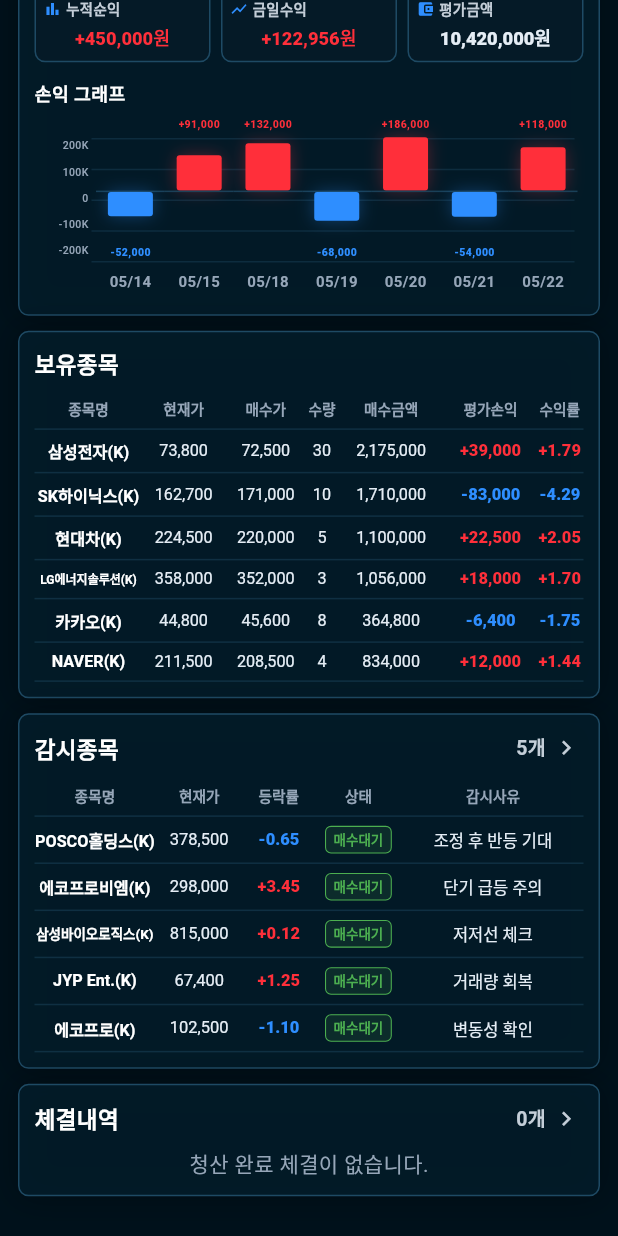
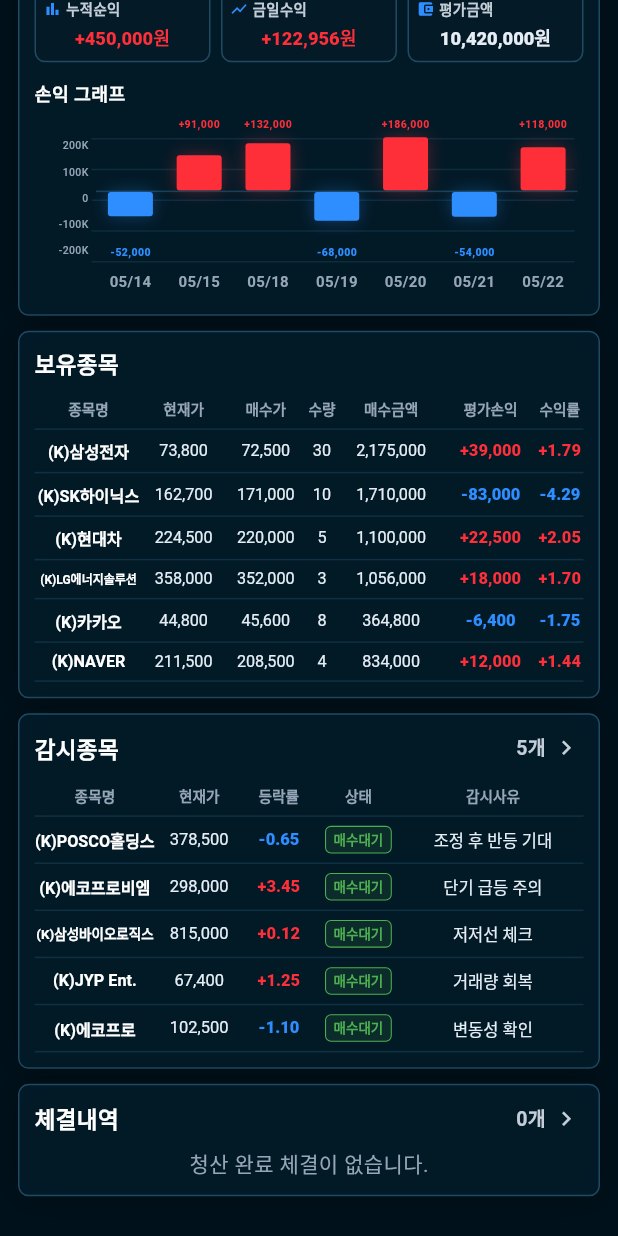
Before and after one commit to gunbarif-wq/Gichan_Abba_Mobile, a Flutter app: the screen it shows after launch, scrolled down 407 dp, on a phone screen of 412 x 824 dp. Run offline on Flutter 3.47's test engine with Material 3 defaults, Android fonts, the phone set to English and light mode, and no system bars; drawn by our look-alikes of auto_size_text; network calls fail.

Commit message:
fix: 거래소 표기 순서 변경 - (K)종목명, (KN)종목명
Co-Authored-By: Claude Sonnet 4.6 <noreply@anthropic.com>

```diff
--- a/lib/main.dart
+++ b/lib/main.dart
@@ -597,7 +597,7 @@ class PositionsTableCard extends StatelessWidget {
                       flexes: _flexes,
                       alignments: _aligns,
                       cells: [
-                        AutoNameText('${p.name}${nxtSymbols.contains(p.symbol) ? '(KN)' : '(K)'}'),
+                        AutoNameText('${nxtSymbols.contains(p.symbol) ? '(KN)' : '(K)'}${p.name}'),
                         _HoldCellText(price(p.currentPrice)),
                         _HoldCellText(price(p.entryPrice)),
                         _HoldCellText('${p.quantity}'),
@@ -704,7 +704,7 @@ class WatchlistTableCard extends StatelessWidget {
                           Alignment.center,
                         ],
                         cells: [
-                          AutoNameText('${item.name}${nxtSymbols.contains(item.symbol) ? '(KN)' : '(K)'}'),
+                          AutoNameText('${nxtSymbols.contains(item.symbol) ? '(KN)' : '(K)'}${item.name}'),
                           AutoCellText(price(item.currentPrice)),
                           AutoPercentText(item.changePct),
                           Center(child: statusBadge),
@@ -789,7 +789,7 @@ class RecentClosedTradesCard extends StatelessWidget {
                   flexes: _flexes,
                   alignments: _aligns,
                   cells: [
-                    AutoNameText('${c.name}${nxtSymbols.contains(c.symbol) ? '(KN)' : '(K)'}'),
+                    AutoNameText('${nxtSymbols.contains(c.symbol) ? '(KN)' : '(K)'}${c.name}'),
                     AutoCellText('${c.quantity}'),
                     c.buyAmount > 0 ? AutoCellText(price(c.buyAmount)) : const AutoCellText('-'),
                     c.sellAmount > 0 ? AutoCellText(price(c.sellAmount)) : const AutoCellText('-'),
```
